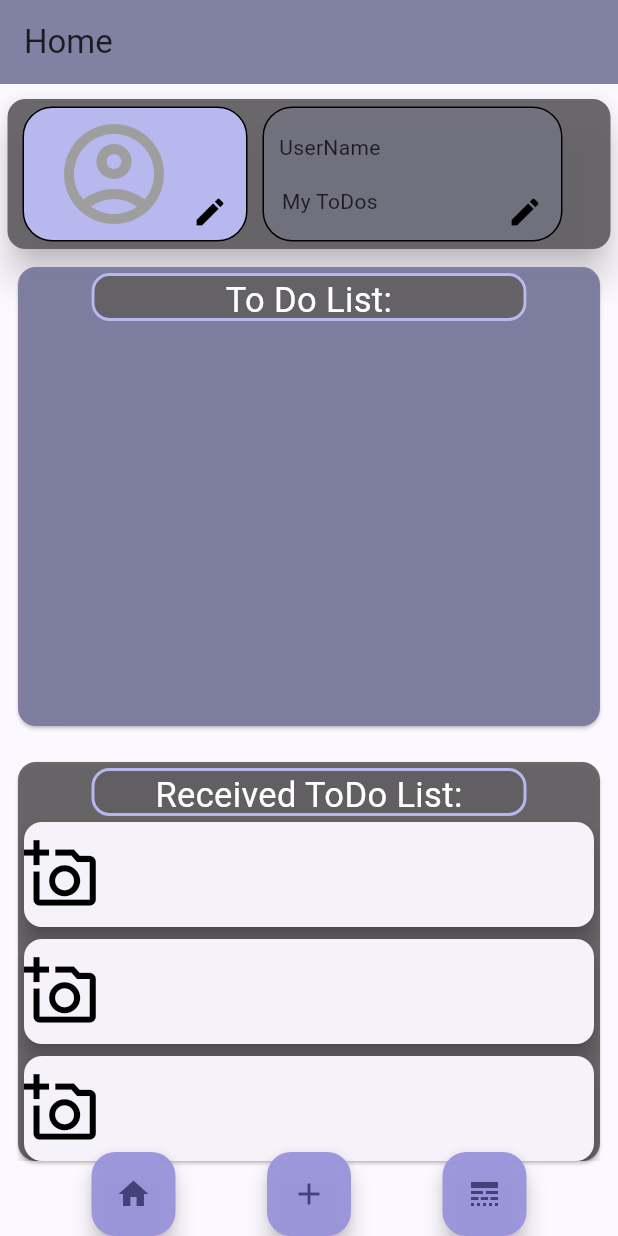
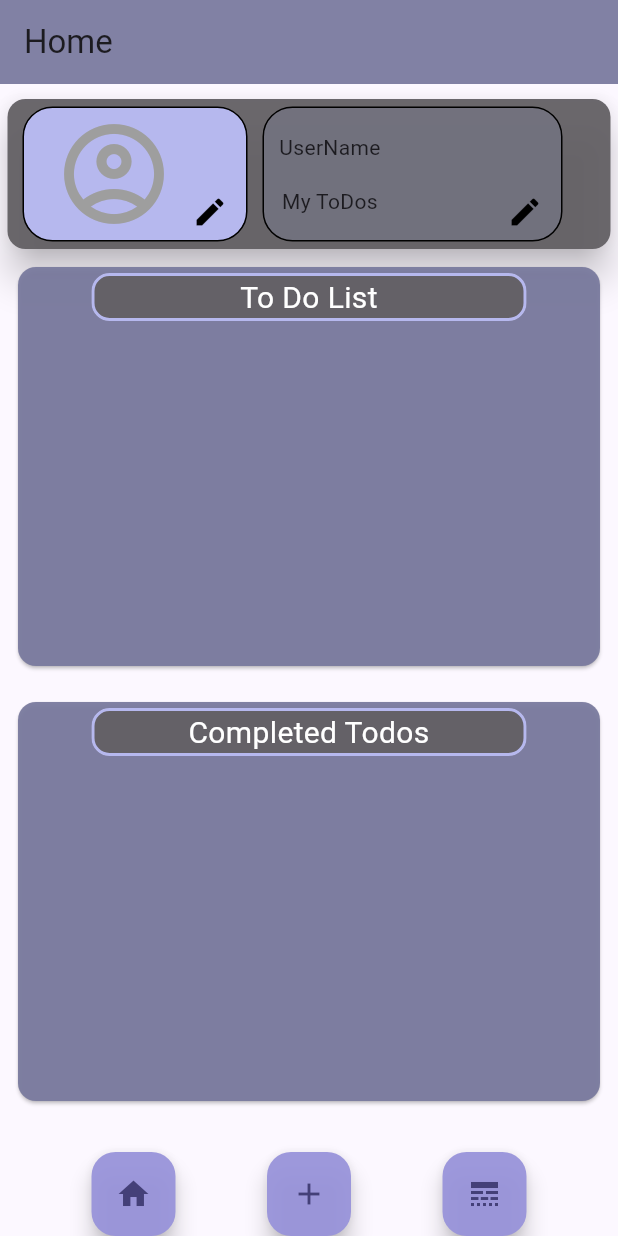
Before and after one commit to emilakerman/YouDoYou, a Flutter app: the screen it shows after launch, on a phone screen of 412 x 824 dp. Run offline on Flutter 3.47's test engine with Material 2 defaults, Android fonts, the light colour scheme and no system bars; our stand-ins replace cloud_firestore, firebase_auth, firebase_core, firebase_storage, flutter_riverpod, go_router and 3 more; accounts and stored records are empty; generated files the repository leaves out were written again.

Commit message:
added two separate lists that listens to isDone

```diff
--- a/lib/features/todos/presentation/create_todo_controller.dart
+++ b/lib/features/todos/presentation/create_todo_controller.dart
@@ -43,4 +43,9 @@ class CreateToDoItemController extends _$CreateToDoItemController {
   }
 }
 
+// This list contains the uncompleted TODOS.
 final listViewProvider = StateProvider<List<TodoModel>>((ref) => []);
+// This list contains **completed** TODOS.
+final completedListViewProvider = StateProvider<List<TodoModel>>((ref) => []);
+// This list contains TODOS shared with the users.
+final sharedWithMeListViewProvider = StateProvider<List<TodoModel>>((ref) => []);
--- a/lib/features/todos/presentation/home_screen/home.dart
+++ b/lib/features/todos/presentation/home_screen/home.dart
@@ -12,7 +12,6 @@ class Home extends StatelessWidget {
   @override
   Widget build(BuildContext context) {
     return MaterialApp(
-      //title: 'YouDoYou',
       debugShowCheckedModeBanner: false,
       theme: ThemeData(
         colorScheme: ColorScheme.fromSeed(seedColor: AppColors.secondary),
@@ -23,12 +22,15 @@ class Home extends StatelessWidget {
           title: Text(title),
           backgroundColor: AppColors.complement,
         ),
-        body: const Column(
-          children: [
-            HomeHeader(),
-            TodoList(),
-            ReceivedToDoList(),
-          ],
+        body: const SingleChildScrollView(
+          child: Column(
+            children: [
+              HomeHeader(),
+              TodoList(title: "To Do List", isDone: false),
+              TodoList(title: "Completed Todos", isDone: true),
+              // TodoList(title: "Received Todos"),
+            ],
+          ),
         ),
         floatingActionButton: buildFABRow(context: context),
         floatingActionButtonLocation: FloatingActionButtonLocation.centerDocked,
--- a/lib/features/todos/presentation/home_screen/received_todo_list.dart
+++ b/lib/features/todos/presentation/home_screen/received_todo_list.dart
@@ -26,7 +26,7 @@ class ReceivedToDoList extends StatelessWidget {
               textAlign: TextAlign.center,
               style: TextStyle(
                 color: Colors.white,
-                fontSize: 23,
+                fontSize: Sizes.p20,
               ),
             ),
           ),
--- a/lib/features/todos/presentation/home_screen/users_todo_list.dart
+++ b/lib/features/todos/presentation/home_screen/users_todo_list.dart
@@ -4,12 +4,18 @@ import 'package:flutter_riverpod/flutter_riverpod.dart';
 import 'package:youdoyou/constants/app_colors.dart';
 import 'package:youdoyou/constants/app_sizes.dart';
 import 'package:youdoyou/features/todos/data/firestore_data_service.dart';
-import 'package:youdoyou/features/todos/presentation/create_todo/createToDoItem.dart';
+import 'package:youdoyou/features/todos/domain/todo_model.dart';
 import 'package:youdoyou/features/todos/presentation/create_todo_controller.dart';
 import 'package:youdoyou/features/todos/presentation/home_screen/todo_entry.dart';
 
 class TodoList extends ConsumerStatefulWidget {
-  const TodoList({super.key});
+  final String title;
+  final bool isDone;
+  const TodoList({
+    super.key,
+    required this.title,
+    required this.isDone,
+  });
 
   @override
   TodoListState createState() => TodoListState();
@@ -24,12 +30,18 @@ class TodoListState extends ConsumerState<TodoList> {
 
   @override
   Widget build(BuildContext context) {
-    final Stream<QuerySnapshot> todoStream =
-        FirebaseFirestore.instance.collection('Todos').snapshots();
+    final Stream<QuerySnapshot> todoStream = FirebaseFirestore.instance
+        .collection('Todos')
+        .where('isDone', isEqualTo: false)
+        .snapshots();
+
+    final Stream<QuerySnapshot> todoStreamIsDone =
+        FirebaseFirestore.instance.collection('Todos').where('isDone', isEqualTo: true).snapshots();
 
     return Card(
       color: AppColors.complement,
       margin: const EdgeInsets.all(Sizes.p12),
+      child: SingleChildScrollView(
         child: Column(
           children: [
             Container(
@@ -41,17 +53,17 @@ class TodoListState extends ConsumerState<TodoList> {
                 border: Border.all(color: AppColors.primary, width: 2, style: BorderStyle.solid),
                 borderRadius: const BorderRadius.all(Radius.circular(Sizes.p12)),
               ),
-            child: const Text(
-              'To Do List:',
+              child: Text(
+                widget.title,
                 textAlign: TextAlign.center,
-              style: TextStyle(
+                style: const TextStyle(
                   color: Colors.white,
-                fontSize: 23,
+                  fontSize: Sizes.p20,
                 ),
               ),
             ),
             SizedBox(
-            height: 270,
+              height: 230,
               width: MediaQuery.of(context).size.width,
               child: StreamBuilder<QuerySnapshot>(
                 builder: (BuildContext context, AsyncSnapshot<QuerySnapshot> snapshot) {
@@ -94,11 +106,12 @@ class TodoListState extends ConsumerState<TodoList> {
                     },
                   );
                 },
-              stream: todoStream,
+                stream: widget.isDone ? todoStreamIsDone : todoStream,
               ),
             ),
           ],
         ),
+      ),
     );
   }
 }
```
Lines whose indentation alone changed are shown as unchanged.
